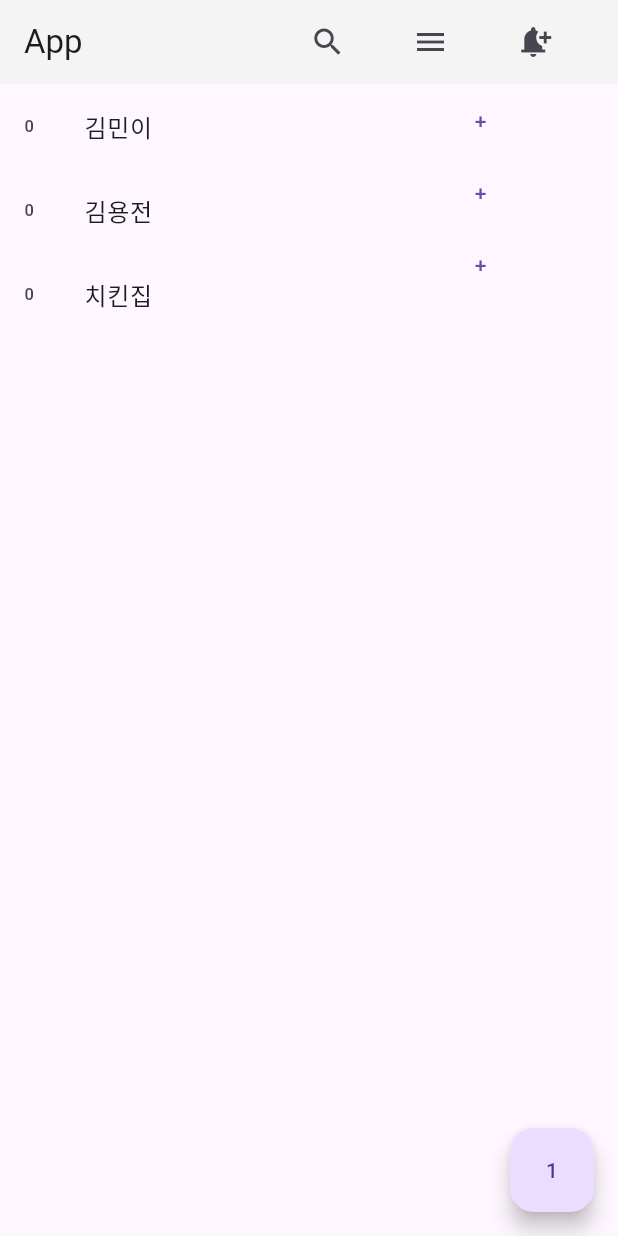
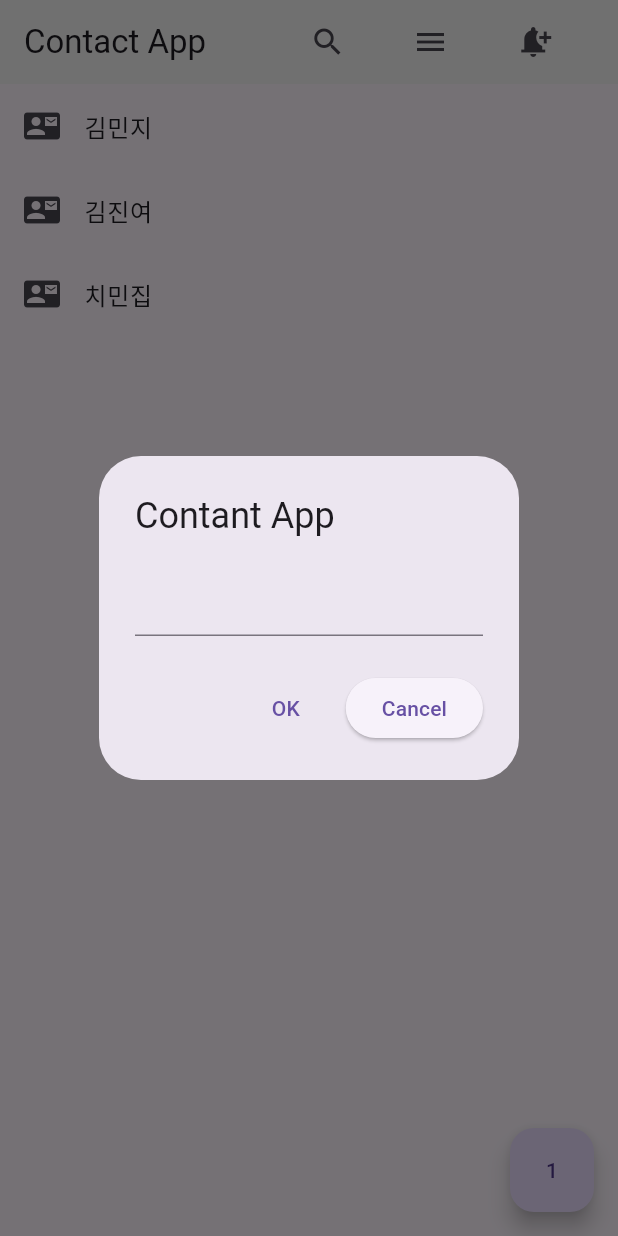
Before and after one commit to anaskhonprime/contact-app, a Flutter app: the screen it shows after launch, after a tap on an icon or button, on a phone screen of 412 x 824 dp. Run offline on Flutter 3.47's test engine with Material 3 defaults, Android fonts, the phone set to English and light mode, and no system bars.

Commit message:
Dialog,AlertDialog,TextField,Parent widget states

```diff
--- a/lib/main.dart
+++ b/lib/main.dart
@@ -1,7 +1,7 @@
 import 'package:flutter/material.dart';
 
 void main() {
-  runApp(MyApp());
+  runApp(MaterialApp(debugShowCheckedModeBanner: false, home: MyApp()));
 }
 
 class MyApp extends StatefulWidget {
@@ -13,31 +13,38 @@
 
 class _MyAppState extends State<MyApp> {
   var a = 1;
-  var name = [
-    {'김민이': 0},
-    {'김용전': 0},
-    {'치킨집': 0},
-  ];
+  var name = ['김민지', '김진여', '치민집'];
+  var scores = [0, 0, 0];
+  var newUser = '';
+
+  addUser(a) {
+    setState(() {
+      name.add(a);
+    });
+  }
 
   @override
   Widget build(BuildContext context) {
-    return MaterialApp(
-      debugShowCheckedModeBanner: false,
-      home: Scaffold(
+    return Scaffold(
       floatingActionButton: FloatingActionButton(
         child: Text(a.toString()),
         onPressed: () {
-            setState(() {});
+          showDialog(
+            context: context,
+            builder: (context) {
+              return DialogUI(newUser: newUser, addUser: addUser);
+            },
+          );
         },
       ),
 
       appBar: AppBar(
         backgroundColor: Color(0xfff4f4f4),
-          title: Text("App"),
+        title: Text("Contact App"),
         actions: [
           Align(
             alignment: Alignment.topRight,
-              child: Container(
+            child: SizedBox(
               width: 250,
               height: double.infinity,
               child: Row(
@@ -53,41 +60,50 @@
           ),
         ],
       ),
-        body: Row(
-          children: [
-            Flexible(
-              flex: 7,
-              child: ListView.builder(
-                itemCount: 3,
+      body: ListView.builder(
+        itemCount: name.length,
         itemBuilder: (context, i) {
           return ListTile(
-                    leading: Text(name[i].values.first.toString()),
-                    title: Text(name[i].keys.first),
+            leading: Icon(Icons.contact_mail),
+            title: Text(name[i].toString()),
           );
         },
-              ),
-            ),
-
-            Flexible(
-              flex: 3,
-              child: Column(
-                children: [
-                  TextButton(
-                    onPressed: () {
-                      setState(() {
-
-                      });
-                    },
-                    child: Text("+"),
-                  ),
-                  TextButton(onPressed: () {}, child: Text("+")),
-                  TextButton(onPressed: () {}, child: Text("+")),
-                ],
-              ),
-            ),
-          ],
-        ),
       ),
     );
   }
 }
+
+class DialogUI extends StatelessWidget {
+  DialogUI({super.key, this.newUser, this.addUser});
+  final addUser;
+  final newUser;
+
+  var inputData = TextEditingController();
+
+  @override
+  Widget build(BuildContext context) {
+    return AlertDialog(
+      title: Text("Contant App"),
+      content: TextField(
+        controller: inputData,
+        keyboardType: TextInputType.phone,
+        decoration: InputDecoration(border: UnderlineInputBorder()),
+      ),
+      actions: [
+        TextButton(
+          onPressed: () {
+            addUser(inputData.text);
+            Navigator.pop(context);
+          },
+          child: Text("OK"),
+        ),
+        ElevatedButton(
+          onPressed: () {
+            Navigator.pop(context);
+          },
+          child: Text("Cancel"),
+        ),
+      ],
+    );
+  }
+}
--- a/study.txt
+++ b/study.txt
@@ -91,3 +91,23 @@
       return Container();
     }
   )
+
+
+** AlertDialog() **
+
+  - 앱에서 자주 보이는 팝업장 기술
+  - showDialog()부터 시작, contect, builder 필수
+    showDialog(context : contect, builder (contect){
+      return 디아로그 아무거나~~
+    })
+
+  - AlertDialog() 주로 자주 사용되는 알림장~
+  - title, contect(입력같은거나 다른 내용), actions[](보통 다양한 버튼 등 자주 보임)
+
+  showDialog(contect:contect, builder(contect){
+    return AlertDialog(
+      title : ~ 제목
+      contect : 내용 추가, 입력장은 TextField 사용
+      actions[이것저것 버튼 사용],
+    )
+  })
```
Lines whose indentation alone changed are shown as unchanged.
